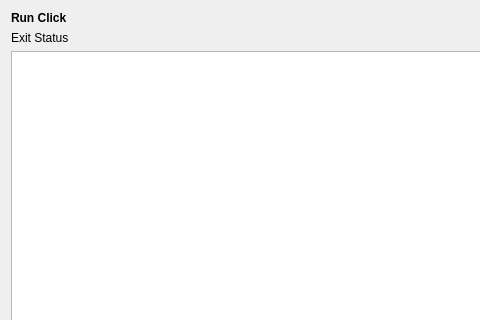
runelabs/qtcreator-plugin-ubuntu, file src/ubuntu/ubuntuclickdialog.ui: the form before one commit; both pictures show x 0 to 480 and y 0 to 320 of the 940 by 563 pixel window.
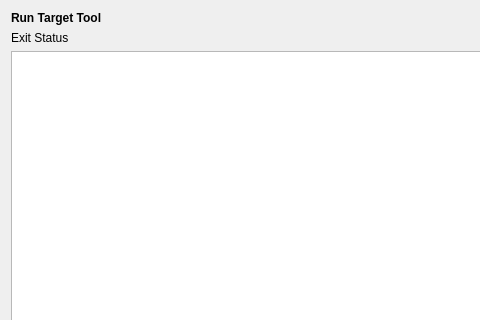
The form after the commit.

Commit message: - Removed obsolete click-chroot-agent - Fixed lots of issues from the testing - Switch to ubuntu-sdk-tools

What changed in the file:
```diff
--- a/src/ubuntu/ubuntuclickdialog.ui
+++ b/src/ubuntu/ubuntuclickdialog.ui
@@ -29,7 +29,7 @@
       </font>
      </property>
      <property name="text">
-      <string>Run Click</string>
+      <string>Run Target Tool</string>
      </property>
     </widget>
    </item>
```
The commit also changes 22 other files.
